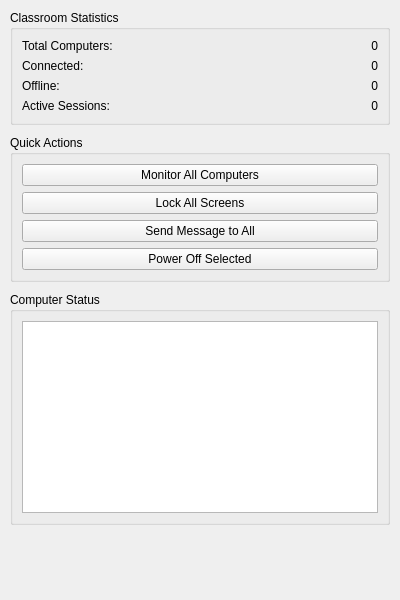
Qt form master/src/DashboardPanel.ui (infolevishcoders-web/classwatch) before a commit.
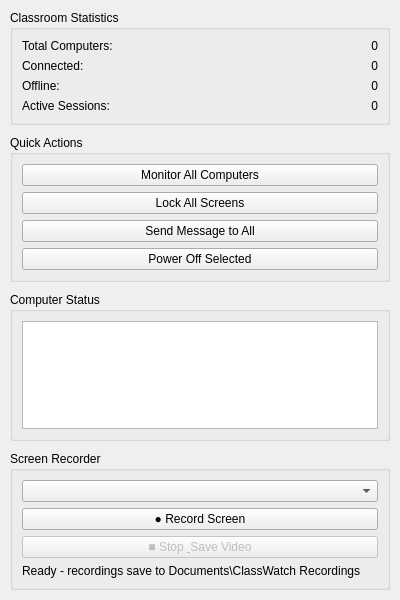
The same form after that commit.

Commit message: Fix server spawn path, add screen recorder, rebrand Master->Teacher / Configurator->Setup

```diff
--- a/master/src/DashboardPanel.ui
+++ b/master/src/DashboardPanel.ui
@@ -156,6 +156,49 @@
      </layout>
     </widget>
    </item>
+   <item>
+    <widget class="QGroupBox" name="recorderGroupBox">
+     <property name="title">
+      <string>Screen Recorder</string>
+     </property>
+     <layout class="QVBoxLayout" name="recorderLayout">
+      <item>
+       <widget class="QComboBox" name="recorderComputerCombo">
+        <property name="toolTip">
+         <string>Computer to record (must be connected)</string>
+        </property>
+       </widget>
+      </item>
+      <item>
+       <widget class="QPushButton" name="recordButton">
+        <property name="text">
+         <string>● Record Screen</string>
+        </property>
+       </widget>
+      </item>
+      <item>
+       <widget class="QPushButton" name="stopRecordButton">
+        <property name="text">
+         <string>■ Stop &amp; Save Video</string>
+        </property>
+        <property name="enabled">
+         <bool>false</bool>
+        </property>
+       </widget>
+      </item>
+      <item>
+       <widget class="QLabel" name="recorderStatusLabel">
+        <property name="text">
+         <string>Ready - recordings save to Documents\ClassWatch Recordings</string>
+        </property>
+        <property name="wordWrap">
+         <bool>true</bool>
+        </property>
+       </widget>
+      </item>
+     </layout>
+    </widget>
+   </item>
    <item>
     <spacer name="verticalSpacer">
      <property name="orientation">
```
The commit also changes 16 other files.
